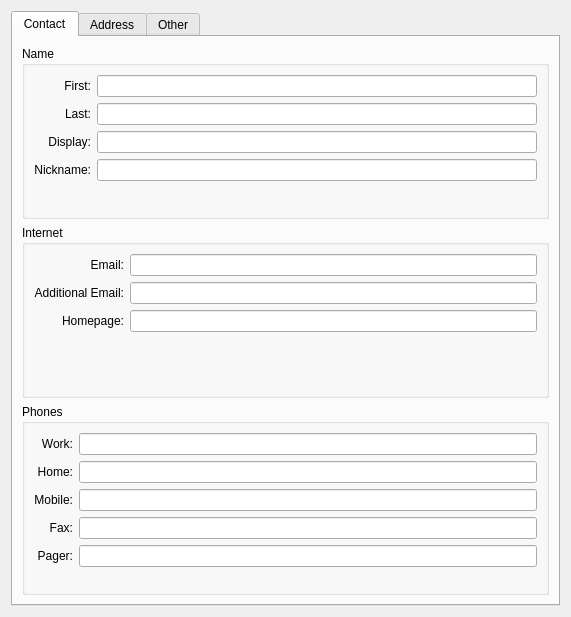
This is kabc/kabcitemeditor.ui in KDE/kdepim-runtime as Qt 5 draws it before an edit. The edited form follows.
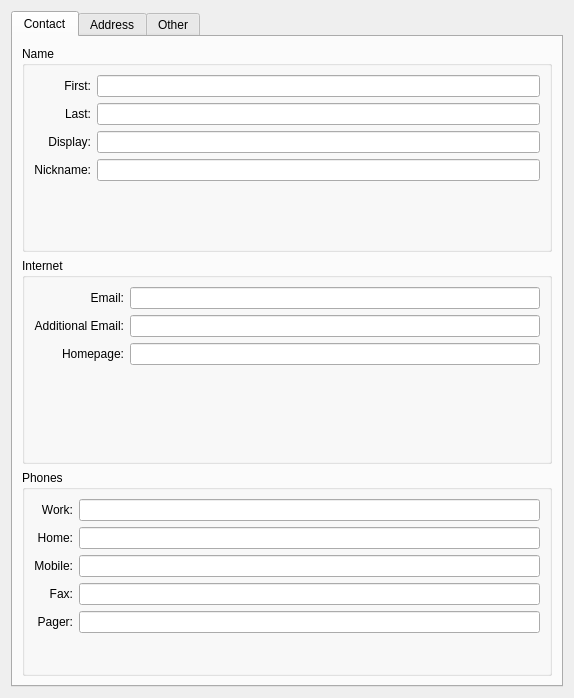
This is the edited form.

The edit to the form file:
```diff
--- a/kabc/kabcitemeditor.ui
+++ b/kabc/kabcitemeditor.ui
@@ -5,8 +5,8 @@
    <rect>
     <x>0</x>
     <y>0</y>
-    <width>571</width>
-    <height>617</height>
+    <width>574</width>
+    <height>698</height>
    </rect>
   </property>
   <property name="windowTitle" >
```
